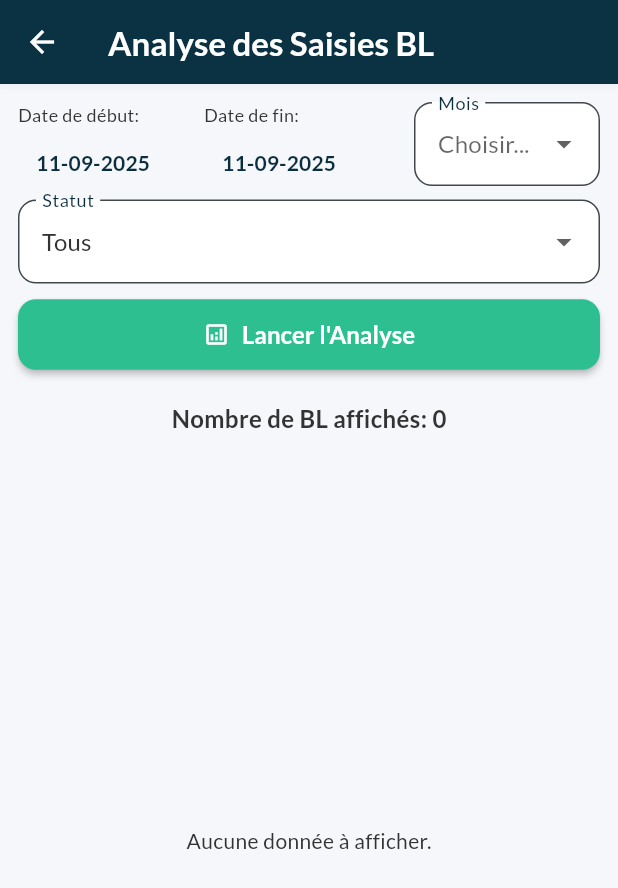
After one commit to airm5500/prestige_app, a Flutter app: the AnalyseSaisieBlScreen screen opened directly, on a phone screen of 412 x 824 dp. The commit adds this screen. Shown: the top 888 px of the screen. Run offline on Flutter 3.47's test engine with Material 3 defaults, Android fonts, the phone set to English and light mode, and no system bars; our stand-ins replace csv, fl_chart, fluttertoast, google_fonts, pdf, printing and 2 more; accounts and stored records are empty.

Commit message:
suivi saisie bl

```diff
--- /dev/null
+++ b/lib/models/bon_livraison_stat_model.dart
@@ -0,0 +1,44 @@
+// lib/models/bon_livraison_stat_model.dart
+
+import '../utils/date_formatter.dart';
+
+class BonLivraisonStat {
+  final String refLivraison;
+  final DateTime? dateLivraison;
+  final DateTime? dateSaisie;
+  final String fournisseur;
+
+  BonLivraisonStat({
+    required this.refLivraison,
+    this.dateLivraison,
+    this.dateSaisie,
+    required this.fournisseur,
+  });
+
+  int? get delayInDays {
+    if (dateLivraison == null || dateSaisie == null) {
+      return null;
+    }
+    // On ne garde que la partie "jour" de la date pour la différence
+    final receptionDay = DateTime(dateLivraison!.year, dateLivraison!.month, dateLivraison!.day);
+    final saisieDay = DateTime(dateSaisie!.year, dateSaisie!.month, dateSaisie!.day);
+    return saisieDay.difference(receptionDay).inDays;
+  }
+
+  String get status {
+    final delay = delayInDays;
+    if (delay == null) {
+      return 'N/A';
+    }
+    return delay <= 1 ? 'Bon' : 'Pas bon';
+  }
+
+  factory BonLivraisonStat.fromJson(Map<String, dynamic> json) {
+    return BonLivraisonStat(
+      refLivraison: json['strREFLIVRAISON'] as String? ?? 'N/A',
+      dateLivraison: DateFormatter.parseDDMMYYYYHHMM(json['dtDATELIVRAISON'] as String?),
+      dateSaisie: DateFormatter.parseDDMMYYYYHHMM(json['dtCREATED'] as String?),
+      fournisseur: json['fournisseurLibelle'] as String? ?? 'N/A',
+    );
+  }
+}
--- /dev/null
+++ b/lib/screens/analyse_saisie_bl_screen.dart
@@ -0,0 +1,245 @@
+// lib/screens/analyse_saisie_bl_screen.dart
+
+import 'package:flutter/material.dart';
+import 'package:intl/intl.dart';
+import 'package:prestige_app/models/bon_livraison_stat_model.dart';
+import '../utils/constants.dart';
+import '../utils/date_formatter.dart';
+import '../ui_helpers/base_screen_logic.dart';
+
+class AnalyseSaisieBlScreen extends StatefulWidget {
+  const AnalyseSaisieBlScreen({super.key});
+
+  @override
+  State<AnalyseSaisieBlScreen> createState() => _AnalyseSaisieBlScreenState();
+}
+
+class _AnalyseSaisieBlScreenState extends State<AnalyseSaisieBlScreen> with BaseScreenLogic<AnalyseSaisieBlScreen> {
+  List<BonLivraisonStat> _dataList = [];
+  List<BonLivraisonStat> _filteredDataList = []; // AJOUT: Pour la liste filtrée
+  DateTime _startDate = DateFormatter.getDefaultStartDate();
+  DateTime _endDate = DateFormatter.getDefaultEndDate();
+  int? _selectedMonth;
+  String _selectedStatus = 'Tous'; // AJOUT: Pour le filtre de statut
+
+  Future<void> _loadData() async {
+    final queryParams = {
+      'dtStart': DateFormatter.toApiFormat(_startDate),
+      'dtEnd': DateFormatter.toApiFormat(_endDate),
+      'limit': '9999',
+    };
+
+    final data = await apiGet(AppConstants.analyseSaisieBlEndpoint, queryParams: queryParams);
+
+    if (mounted && data is Map && data['data'] is List) {
+      setState(() {
+        _dataList = (data['data'] as List).map((item) => BonLivraisonStat.fromJson(item)).toList();
+        _filterData(); // AJOUT: Appliquer les filtres après le chargement
+        if (_dataList.isEmpty) {
+          errorMessage = "Aucune donnée trouvée pour les critères sélectionnés.";
+        }
+      });
+    }
+  }
+
+  // AJOUT: Nouvelle fonction pour filtrer les données localement
+  void _filterData() {
+    setState(() {
+      if (_selectedStatus == 'Tous') {
+        _filteredDataList = List.from(_dataList);
+      } else {
+        _filteredDataList = _dataList.where((item) => item.status == _selectedStatus).toList();
+      }
+    });
+  }
+
+  @override
+  Widget build(BuildContext context) {
+    return Scaffold(
+      appBar: AppBar(
+        title: const Text('Analyse des Saisies BL'),
+      ),
+      body: Column(
+        children: [
+          Padding(
+            padding: const EdgeInsets.all(12.0),
+            child: Column(
+              children: [
+                Row(
+                  crossAxisAlignment: CrossAxisAlignment.start,
+                  children: [
+                    Expanded(flex: 2, child: _buildDatePicker(context)),
+                    const SizedBox(width: 16),
+                    Expanded(flex: 1, child: _buildMonthPicker()),
+                  ],
+                ),
+                // AJOUT: Filtre par statut
+                DropdownButtonFormField<String>(
+                  decoration: const InputDecoration(labelText: 'Statut'),
+                  value: _selectedStatus,
+                  items: const [
+                    DropdownMenuItem(value: 'Tous', child: Text('Tous')),
+                    DropdownMenuItem(value: 'Bon', child: Text('Bon')),
+                    DropdownMenuItem(value: 'Pas bon', child: Text('Pas bon')),
+                  ],
+                  onChanged: (value) {
+                    if (value != null) {
+                      setState(() {
+                        _selectedStatus = value;
+                      });
+                      _filterData(); // Applique le filtre
+                    }
+                  },
+                ),
+                const SizedBox(height: 10),
+                ElevatedButton.icon(
+                  icon: const Icon(Icons.analytics_outlined),
+                  label: const Text('Lancer l\'Analyse'),
+                  onPressed: isLoading ? null : _loadData,
+                  style: ElevatedButton.styleFrom(minimumSize: const Size.fromHeight(45)),
+                ),
+              ],
+            ),
+          ),
+          Padding(
+            padding: const EdgeInsets.symmetric(horizontal: 16.0, vertical: 8.0),
+            child: Text(
+              'Nombre de BL affichés: ${_filteredDataList.length}', // MODIFICATION
+              style: const TextStyle(fontSize: 16, fontWeight: FontWeight.bold),
+            ),
+          ),
+          if (isLoading)
+            const Expanded(child: Center(child: CircularProgressIndicator()))
+          else if (errorMessage != null)
+            Expanded(child: Center(child: Text(errorMessage!, style: const TextStyle(color: Colors.red))))
+          else if (_dataList.isEmpty)
+              const Expanded(child: Center(child: Text('Aucune donnée à afficher.')))
+            else if (_filteredDataList.isEmpty)
+                const Expanded(child: Center(child: Text('Aucun BL ne correspond à ce filtre.')))
+              else
+                Expanded(
+                  child: ListView.builder(
+                    padding: const EdgeInsets.symmetric(horizontal: 12.0),
+                    itemCount: _filteredDataList.length, // MODIFICATION
+                    itemBuilder: (context, index) {
+                      final item = _filteredDataList[index]; // MODIFICATION
+                      final delay = item.delayInDays;
+                      final status = item.status;
+                      final statusColor = status == 'Bon' ? Colors.green : Colors.red;
+
+                      return Card(
+                        child: ListTile(
+                          title: Text(item.refLivraison, style: const TextStyle(fontWeight: FontWeight.bold)),
+                          subtitle: Text(item.fournisseur),
+                          trailing: Column(
+                            mainAxisAlignment: MainAxisAlignment.center,
+                            crossAxisAlignment: CrossAxisAlignment.end,
+                            children: [
+                              Text(
+                                delay != null ? '$delay jour(s)' : 'N/A',
+                                style: const TextStyle(fontSize: 14),
+                              ),
+                              Text(
+                                status,
+                                style: TextStyle(color: statusColor, fontWeight: FontWeight.bold),
+                              ),
+                            ],
+                          ),
+                        ),
+                      );
+                    },
+                  ),
+                ),
+        ],
+      ),
+    );
+  }
+
+  Future<void> _selectDate(BuildContext context, bool isStartDate) async {
+    final DateTime? picked = await showDatePicker(
+      context: context,
+      initialDate: isStartDate ? _startDate : _endDate,
+      firstDate: DateTime(2000),
+      lastDate: DateTime(2101),
+      locale: const Locale('fr', 'FR'),
+    );
+    if (picked != null) {
+      if (mounted) {
+        setState(() {
+          if (isStartDate) {
+            _startDate = picked;
+            if (_endDate.isBefore(_startDate)) _endDate = _startDate;
+          } else {
+            _endDate = picked;
+            if (_startDate.isAfter(_endDate)) _startDate = _endDate;
+          }
+          _selectedMonth = null;
+        });
+      }
+    }
+  }
+
+  Widget _buildDatePicker(BuildContext context) {
+    return Column(
+      children: [
+        Row(
+          mainAxisAlignment: MainAxisAlignment.spaceAround,
+          children: <Widget>[
+            Expanded(
+              child: Column(
+                crossAxisAlignment: CrossAxisAlignment.start,
+                children: [
+                  const Text("Date de début:", style: TextStyle(fontSize: 12)),
+                  TextButton(
+                    onPressed: () => _selectDate(context, true),
+                    child: Text(DateFormatter.toDisplayFormat(_startDate), style: TextStyle(color: Theme.of(context).primaryColor, fontWeight: FontWeight.bold)),
+                  ),
+                ],
+              ),
+            ),
+            Expanded(
+              child: Column(
+                crossAxisAlignment: CrossAxisAlignment.start,
+                children: [
+                  const Text("Date de fin:", style: TextStyle(fontSize: 12)),
+                  TextButton(
+                    onPressed: () => _selectDate(context, false),
+                    child: Text(DateFormatter.toDisplayFormat(_endDate), style: TextStyle(color: Theme.of(context).primaryColor, fontWeight: FontWeight.bold)),
+                  ),
+                ],
+              ),
+            ),
+          ],
+        ),
+      ],
+    );
+  }
+
+  Widget _buildMonthPicker() {
+    final now = DateTime.now();
+    final months = List.generate(now.month, (index) => index + 1);
+
+    return DropdownButtonFormField<int>(
+      decoration: const InputDecoration(labelText: 'Mois'),
+      value: _selectedMonth,
+      hint: const Text('Choisir...'),
+      items: months.map((month) {
+        return DropdownMenuItem<int>(
+          value: month,
+          child: Text(DateFormat.MMMM('fr_FR').format(DateTime(now.year, month))),
+        );
+      }).toList(),
+      onChanged: (value) {
+        if (value != null) {
+          setState(() {
+            _selectedMonth = value;
+            final year = now.year;
+            _startDate = DateTime(year, value, 1);
+            _endDate = DateTime(year, value + 1, 0);
+          });
+          _loadData();
+        }
+      },
+    );
+  }
+}
--- a/lib/screens/home_screen.dart
+++ b/lib/screens/home_screen.dart
@@ -33,6 +33,7 @@ import 'suivi_peremption_screen.dart';
 import 'suggestion_list_screen.dart';
 import 'rapport_activite_screen.dart';
 import 'etat_controle_achat_screen.dart';
+import 'analyse_saisie_bl_screen.dart';
 
 
 class HomeScreen extends StatefulWidget {
@@ -65,6 +66,7 @@ class _HomeScreenState extends State<HomeScreen> {
       {'title': 'CA Global', 'icon': Icons.receipt_long_outlined, 'color': Colors.amber.shade700, 'screen': const CaGlobalScreen()},
       {'title': 'Rapport d\'Activité', 'icon': Icons.summarize_outlined, 'color': Colors.cyan, 'screen': const RapportActiviteScreen()},
       {'title': 'Etat Contrôle Achat', 'icon': Icons.fact_check_outlined, 'color': Colors.lightGreen, 'screen': const EtatControleAchatScreen()},
+      {'title': 'Analyse Saisies BL', 'icon': Icons.document_scanner_outlined, 'color': Colors.indigoAccent, 'screen': const AnalyseSaisieBlScreen()},
       {'title': 'Suivi Crédit', 'icon': Icons.request_quote_outlined, 'color': Colors.redAccent, 'screen': const SuiviCreditScreen()},
       {'title': 'Tableau: Analyses', 'icon': Icons.analytics_outlined, 'color': Colors.pinkAccent, 'screen': const TableauBordAnalyseMenuScreen()},
       {'title': 'Tableau: Ratios', 'icon': Icons.compare_arrows_outlined, 'color': Colors.lime.shade700, 'screen': const TableauBordRatioScreen()},
--- a/lib/utils/constants.dart
+++ b/lib/utils/constants.dart
@@ -62,6 +62,7 @@ class AppConstants {
   static const String reglementsRecapEndpoint = '/recap/reglements';
   static const String etatControleAchatEndpoint = '/etat-control-bon/list-annuelle'; // AJOUT
   static const String groupeGrossisteEndpoint = '/groupegrossiste';
+  static const String analyseSaisieBlEndpoint = '/etat-control-bon/list';
 
   // Default Values
   static const String defaultLocalIp = '';
```
